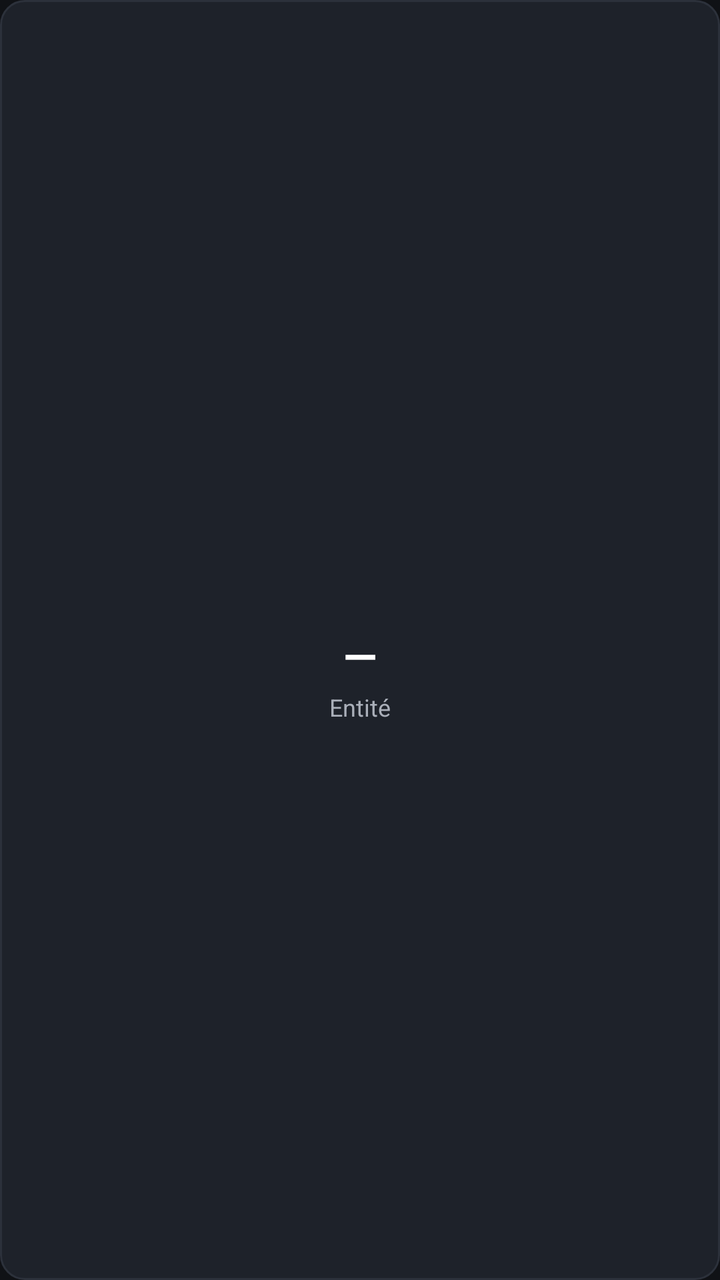
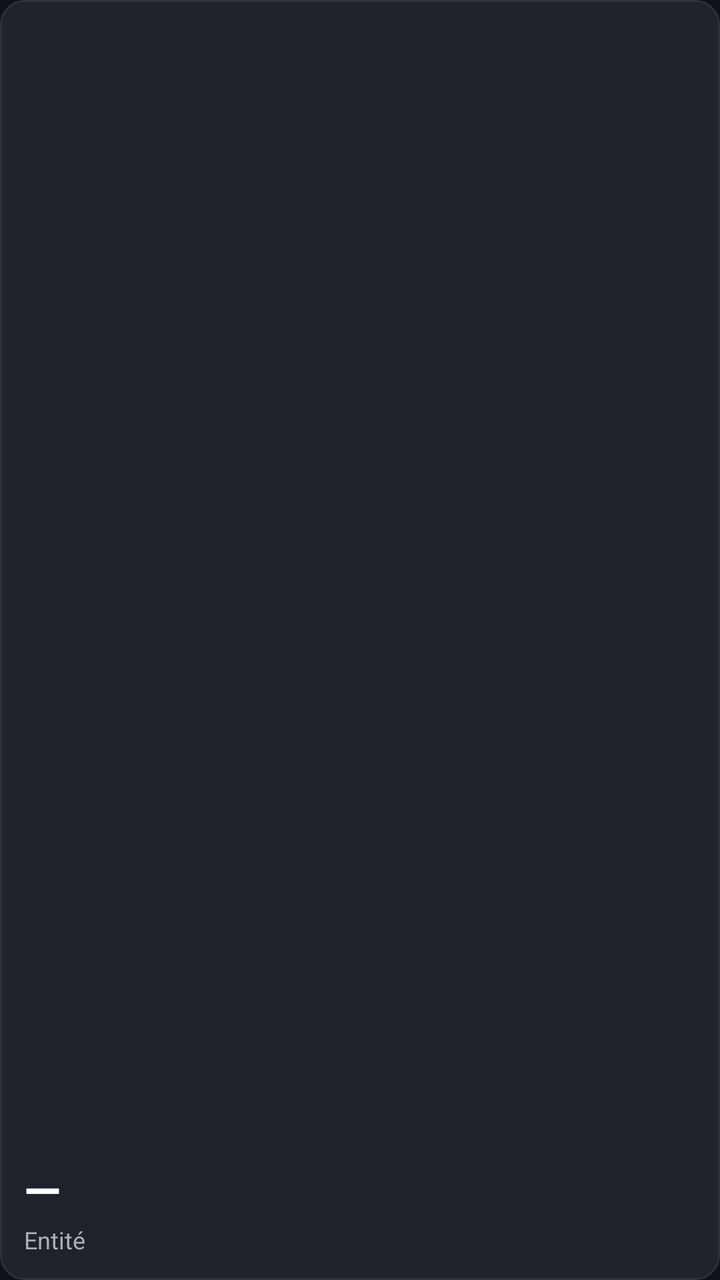

Compare the two renders of this Android layout. The source of the first and the diff that turns it into the second are given below.
<!-- AndroidManifest.xml: application theme Theme.HaPanel -->
<!-- res/layout/item_tile.xml -->
<?xml version="1.0" encoding="utf-8"?>
<LinearLayout xmlns:android="http://schemas.android.com/apk/res/android"
    android:layout_width="match_parent"
    android:layout_height="128dp"
    android:layout_margin="5dp"
    android:orientation="vertical"
    android:gravity="center"
    android:padding="8dp"
    android:background="@drawable/tile_background">

    
    <TextView
        android:id="@+id/tile_icon"
        android:layout_width="wrap_content"
        android:layout_height="wrap_content"
        android:includeFontPadding="false"
        android:textColor="@color/tile_icon_tint"
        android:textSize="28sp" />

    <TextView
        android:id="@+id/tile_value"
        android:layout_width="wrap_content"
        android:layout_height="wrap_content"
        android:layout_marginTop="2dp"
        android:maxLines="1"
        android:text="—"
        android:textColor="@color/tile_value"
        android:textSize="22sp"
        android:textStyle="bold" />

    <TextView
        android:id="@+id/tile_name"
        android:layout_width="match_parent"
        android:layout_height="wrap_content"
        android:layout_marginTop="3dp"
        android:ellipsize="end"
        android:gravity="center"
        android:maxLines="2"
        android:text="Entité"
        android:textColor="@color/tile_name"
        android:textSize="12sp" />

</LinearLayout>
<!-- resources referenced by this layout -->
<resources>
  <color name="tile_name">#FFAAAFB9</color>
  <color name="tile_value">#FFFFFFFF</color>
  <!-- drawable tile_background (drawable) -->
  <?xml version="1.0" encoding="utf-8"?>
  <selector xmlns:android="http://schemas.android.com/apk/res/android">
  
      
      <item android:state_selected="true">
          <shape android:shape="rectangle">
              <corners android:radius="12dp" />
              <solid android:color="@color/tile_selected" />
              <stroke android:width="3dp" android:color="@color/accent" />
          </shape>
      </item>
  
      
      <item android:state_activated="true">
          <shape android:shape="rectangle">
              <corners android:radius="12dp" />
              <solid android:color="@color/tile_on" />
              <stroke android:width="1dp" android:color="@color/tile_border" />
          </shape>
      </item>
  
      <item>
          <shape android:shape="rectangle">
              <corners android:radius="12dp" />
              <solid android:color="@color/tile_off" />
              <stroke android:width="1dp" android:color="@color/tile_border" />
          </shape>
      </item>
  
  </selector>
  <style name="Theme.HaPanel" parent="Theme.AppCompat.NoActionBar">
          <item name="android:windowBackground">@color/background</item>
          <item name="android:textColorPrimary">@color/text_primary</item>
          <item name="colorAccent">@color/accent</item>
      </style>
  <color name="tile_selected">#FF1B3347</color>
  <color name="accent">#FF00AAFF</color>
  <color name="tile_on">#FF243447</color>
  <color name="tile_border">#FF2C313B</color>
  <color name="tile_off">#FF1E222A</color>
  <color name="background">#FF101216</color>
  <color name="text_primary">#FFFFFFFF</color>
</resources>

<!-- the commit's change to res/layout/item_tile.xml (unified diff, before → after) -->
@@ -1,43 +1,75 @@
 <?xml version="1.0" encoding="utf-8"?>
-<LinearLayout xmlns:android="http://schemas.android.com/apk/res/android"
+<FrameLayout xmlns:android="http://schemas.android.com/apk/res/android"
     android:layout_width="match_parent"
     android:layout_height="128dp"
-    android:layout_margin="5dp"
-    android:orientation="vertical"
-    android:gravity="center"
-    android:padding="8dp"
+    android:layout_margin="6dp"
+    android:clipChildren="true"
+    android:clipToPadding="true"
     android:background="@drawable/tile_background">
 
-    
     <TextView
-        android:id="@+id/tile_icon"
+        android:id="@+id/tile_watermark"
         android:layout_width="wrap_content"
         android:layout_height="wrap_content"
+        android:layout_gravity="end|center_vertical"
+        android:layout_marginEnd="-14dp"
         android:includeFontPadding="false"
-        android:textColor="@color/tile_icon_tint"
-        android:textSize="28sp" />
+        android:textSize="104sp" />
 
-    <TextView
-        android:id="@+id/tile_value"
-        android:layout_width="wrap_content"
-        android:layout_height="wrap_content"
-        android:layout_marginTop="2dp"
-        android:maxLines="1"
-        android:text="—"
-        android:textColor="@color/tile_value"
-        android:textSize="22sp"
-        android:textStyle="bold" />
+    <LinearLayout
+        android:layout_width="match_parent"
+        android:layout_height="match_parent"
+        android:orientation="vertical"
+        android:padding="12dp">
 
-    <TextView
-        android:id="@+id/tile_name"
-        android:layout_width="match_parent"
-        android:layout_height="wrap_content"
-        android:layout_marginTop="3dp"
-        android:ellipsize="end"
-        android:gravity="center"
-        android:maxLines="2"
-        android:text="Entité"
-        android:textColor="@color/tile_name"
-        android:textSize="12sp" />
+        
+        <TextView
+            android:id="@+id/tile_icon"
+            android:layout_width="wrap_content"
+            android:layout_height="wrap_content"
+            android:includeFontPadding="false"
+            android:textColor="@color/tile_icon_tint"
+            android:textSize="26sp" />
 
-</LinearLayout>
+        
+        <View
+            android:layout_width="match_parent"
+            android:layout_height="0dp"
+            android:layout_weight="1" />
+
+        <TextView
+            android:id="@+id/tile_value"
+            android:layout_width="match_parent"
+            android:layout_height="wrap_content"
+            android:maxLines="1"
+            android:ellipsize="end"
+            android:text="—"
+            android:textColor="@color/tile_value"
+            android:textSize="24sp"
+            android:textStyle="bold" />
+
+        <TextView
+            android:id="@+id/tile_name"
+            android:layout_width="match_parent"
+            android:layout_height="wrap_content"
+            android:layout_marginTop="1dp"
+            android:ellipsize="end"
+            android:maxLines="1"
+            android:text="Entité"
+            android:textColor="@color/tile_name"
+            android:textSize="12sp" />
+
+        
+        <ProgressBar
+            android:id="@+id/tile_level"
+            style="?android:attr/progressBarStyleHorizontal"
+            android:layout_width="match_parent"
+            android:layout_height="4dp"
+            android:layout_marginTop="8dp"
+            android:max="100"
+            android:progressDrawable="@drawable/level_bar"
+            android:visibility="gone" />
+
+    </LinearLayout>
+
+</FrameLayout>
<!-- resource entries referenced after the edit -->
@@ -2,6 +2,24 @@
 <resources>
   <color name="tile_name">#FFAAAFB9</color>
   <color name="tile_value">#FFFFFFFF</color>
+  <!-- drawable level_bar (drawable) -->
+  <?xml version="1.0" encoding="utf-8"?>
+  <layer-list xmlns:android="http://schemas.android.com/apk/res/android">
+      <item android:id="@android:id/background">
+          <shape android:shape="rectangle">
+              <corners android:radius="2dp" />
+              <solid android:color="@color/level_track" />
+          </shape>
+      </item>
+      <item android:id="@android:id/progress">
+          <clip>
+              <shape android:shape="rectangle">
+                  <corners android:radius="2dp" />
+                  <solid android:color="@color/level_fill" />
+              </shape>
+          </clip>
+      </item>
+  </layer-list>
   <!-- drawable tile_background (drawable) -->
   <?xml version="1.0" encoding="utf-8"?>
   <selector xmlns:android="http://schemas.android.com/apk/res/android">
@@ -38,6 +56,8 @@
           <item name="android:textColorPrimary">@color/text_primary</item>
           <item name="colorAccent">@color/accent</item>
       </style>
+  <color name="level_track">#33FFFFFF</color>
+  <color name="level_fill">#FF00AAFF</color>
   <color name="tile_selected">#FF1B3347</color>
   <color name="accent">#FF00AAFF</color>
   <color name="tile_on">#FF243447</color>
